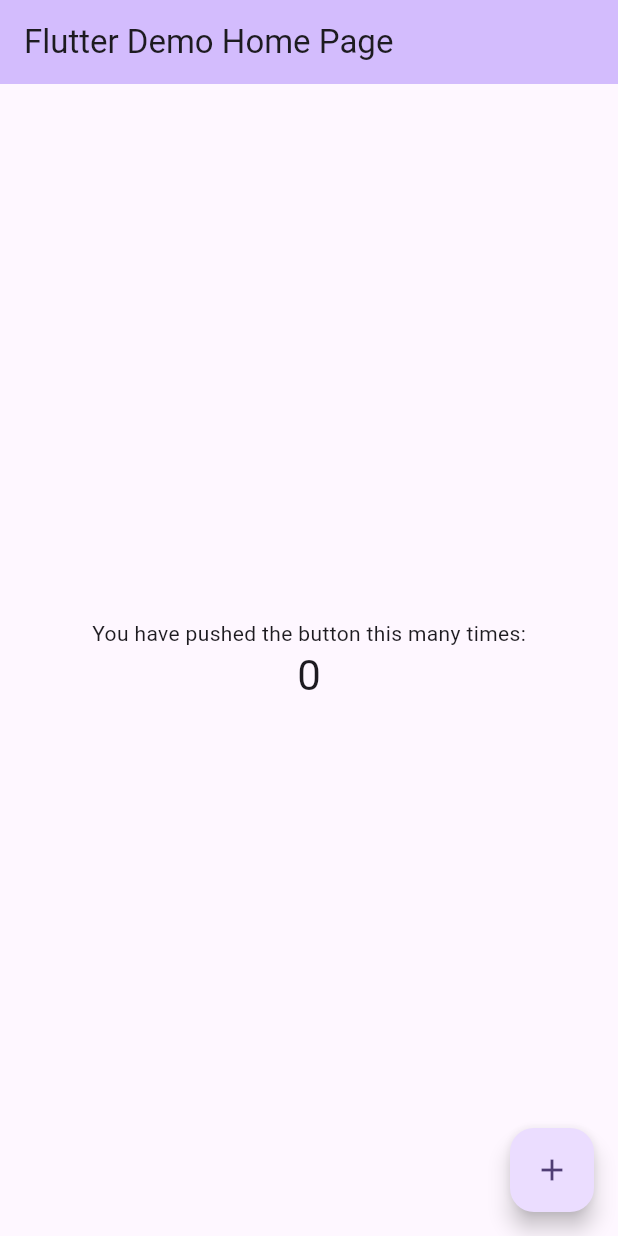
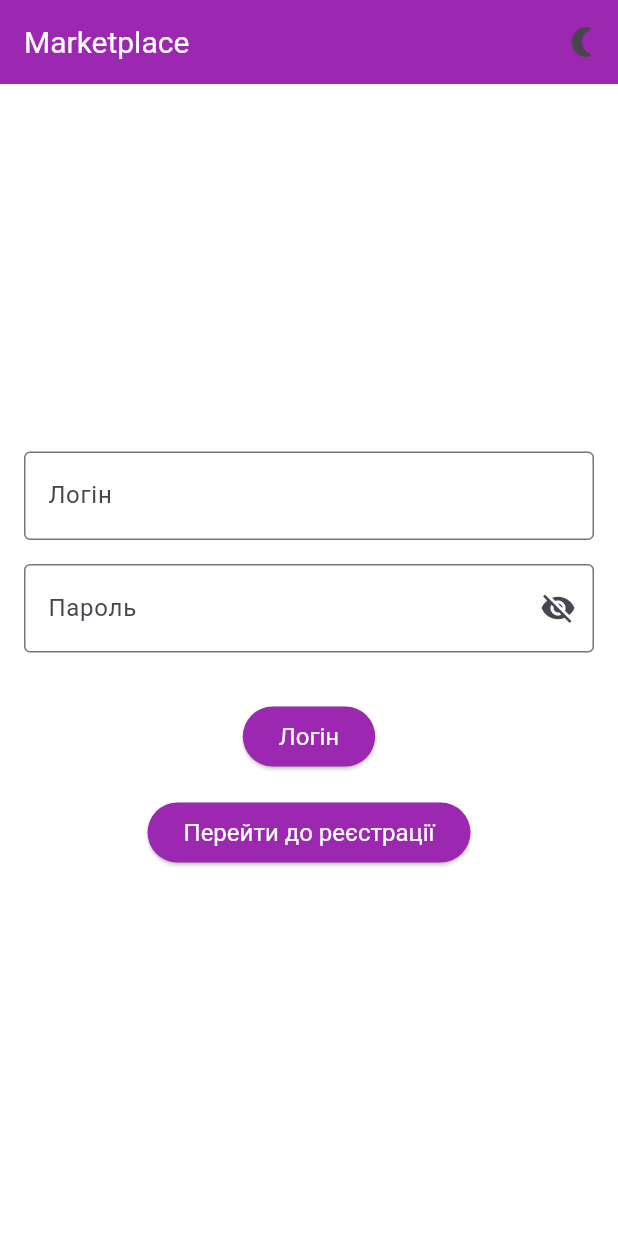
Before and after one commit to alexsukhrin/marketplace-ui, a Flutter app: the screen it shows after launch, on a phone screen of 412 x 824 dp. Run offline on Flutter 3.47's test engine with Material 3 defaults, Android fonts, the phone set to English and light mode, and no system bars.

Commit message:
main commit

```diff
--- a/lib/main.dart
+++ b/lib/main.dart
@@ -1,125 +1,51 @@
 import 'package:flutter/material.dart';
+import './src/ui/screens/login_screen.dart';
+import './src/ui/themes/app_theme.dart';
 
 void main() {
   runApp(const MyApp());
 }
 
-class MyApp extends StatelessWidget {
+class MyApp extends StatefulWidget {
   const MyApp({super.key});
 
-  // This widget is the root of your application.
   @override
-  Widget build(BuildContext context) {
-    return MaterialApp(
-      title: 'Flutter Demo',
-      theme: ThemeData(
-        // This is the theme of your application.
-        //
-        // TRY THIS: Try running your application with "flutter run". You'll see
-        // the application has a purple toolbar. Then, without quitting the app,
-        // try changing the seedColor in the colorScheme below to Colors.green
-        // and then invoke "hot reload" (save your changes or press the "hot
-        // reload" button in a Flutter-supported IDE, or press "r" if you used
-        // the command line to start the app).
-        //
-        // Notice that the counter didn't reset back to zero; the application
-        // state is not lost during the reload. To reset the state, use hot
-        // restart instead.
-        //
-        // This works for code too, not just values: Most code changes can be
-        // tested with just a hot reload.
-        colorScheme: ColorScheme.fromSeed(seedColor: Colors.deepPurple),
-        useMaterial3: true,
-      ),
-      home: const MyHomePage(title: 'Flutter Demo Home Page'),
-    );
-  }
+  _MyAppState createState() => _MyAppState();
 }
 
-class MyHomePage extends StatefulWidget {
-  const MyHomePage({super.key, required this.title});
+class _MyAppState extends State<MyApp> {
+  bool _isDarkMode = false;
 
-  // This widget is the home page of your application. It is stateful, meaning
-  // that it has a State object (defined below) that contains fields that affect
-  // how it looks.
-
-  // This class is the configuration for the state. It holds the values (in this
-  // case the title) provided by the parent (in this case the App widget) and
-  // used by the build method of the State. Fields in a Widget subclass are
-  // always marked "final".
-
-  final String title;
-
-  @override
-  State<MyHomePage> createState() => _MyHomePageState();
-}
-
-class _MyHomePageState extends State<MyHomePage> {
-  int _counter = 0;
-
-  void _incrementCounter() {
+  void _toggleTheme() {
     setState(() {
-      // This call to setState tells the Flutter framework that something has
-      // changed in this State, which causes it to rerun the build method below
-      // so that the display can reflect the updated values. If we changed
-      // _counter without calling setState(), then the build method would not be
-      // called again, and so nothing would appear to happen.
-      _counter++;
+      _isDarkMode = !_isDarkMode;
     });
   }
 
   @override
   Widget build(BuildContext context) {
-    // This method is rerun every time setState is called, for instance as done
-    // by the _incrementCounter method above.
-    //
-    // The Flutter framework has been optimized to make rerunning build methods
-    // fast, so that you can just rebuild anything that needs updating rather
-    // than having to individually change instances of widgets.
+    return MaterialApp(
+      title: 'Flutter Demo',
+      theme: AppTheme.lightTheme(),
+      darkTheme: AppTheme.darkTheme(),
+      themeMode: _isDarkMode ? ThemeMode.dark : ThemeMode.light,
+      home: const LoginScreen(),
+      builder: (context, child) {
         return Scaffold(
           appBar: AppBar(
-        // TRY THIS: Try changing the color here to a specific color (to
-        // Colors.amber, perhaps?) and trigger a hot reload to see the AppBar
-        // change color while the other colors stay the same.
-        backgroundColor: Theme.of(context).colorScheme.inversePrimary,
-        // Here we take the value from the MyHomePage object that was created by
-        // the App.build method, and use it to set our appbar title.
-        title: Text(widget.title),
+            title: const Text('Marketplace'),
+            actions: [
+              IconButton(
+                icon: Icon(
+                  _isDarkMode ? Icons.wb_sunny : Icons.nightlight_round,
                 ),
-      body: Center(
-        // Center is a layout widget. It takes a single child and positions it
-        // in the middle of the parent.
-        child: Column(
-          // Column is also a layout widget. It takes a list of children and
-          // arranges them vertically. By default, it sizes itself to fit its
-          // children horizontally, and tries to be as tall as its parent.
-          //
-          // Column has various properties to control how it sizes itself and
-          // how it positions its children. Here we use mainAxisAlignment to
-          // center the children vertically; the main axis here is the vertical
-          // axis because Columns are vertical (the cross axis would be
-          // horizontal).
-          //
-          // TRY THIS: Invoke "debug painting" (choose the "Toggle Debug Paint"
-          // action in the IDE, or press "p" in the console), to see the
-          // wireframe for each widget.
-          mainAxisAlignment: MainAxisAlignment.center,
-          children: <Widget>[
-            const Text(
-              'You have pushed the button this many times:',
-            ),
-            Text(
-              '$_counter',
-              style: Theme.of(context).textTheme.headlineMedium,
+                onPressed: _toggleTheme,
               ),
             ],
           ),
-      ),
-      floatingActionButton: FloatingActionButton(
-        onPressed: _incrementCounter,
-        tooltip: 'Increment',
-        child: const Icon(Icons.add),
-      ), // This trailing comma makes auto-formatting nicer for build methods.
+          body: child!,
+        );
+      },
     );
   }
 }
--- /dev/null
+++ b/lib/src/ui/screens/login_screen.dart
@@ -0,0 +1,44 @@
+import 'package:flutter/material.dart';
+import '../widgets/login_field.dart';
+import '../widgets/password_field.dart';
+import '../widgets/custom_button.dart';
+import 'registration_screen.dart';
+
+class LoginScreen extends StatelessWidget {
+  const LoginScreen({super.key});
+
+  @override
+  Widget build(BuildContext context) {
+    return Scaffold(
+      body: Padding(
+        padding: const EdgeInsets.all(16.0),
+        child: Column(
+          mainAxisAlignment: MainAxisAlignment.center,
+          children: <Widget>[
+            const LoginField(),
+            const SizedBox(height: 16),
+            const PasswordField(),
+            const SizedBox(height: 32),
+            CustomButton(
+              text: 'Логін',
+              onPressed: () {
+                print('Логін');
+              },
+            ),
+            const SizedBox(height: 16),
+            CustomButton(
+              text: 'Перейти до реєстрації',
+              onPressed: () {
+                Navigator.push(
+                  context,
+                  MaterialPageRoute(
+                      builder: (context) => const RegistrationScreen()),
+                );
+              },
+            ),
+          ],
+        ),
+      ),
+    );
+  }
+}
--- /dev/null
+++ b/lib/src/ui/themes/app_theme.dart
@@ -0,0 +1,57 @@
+// lib/src/ui/themes/app_theme.dart
+import 'package:flutter/material.dart';
+
+class AppTheme {
+  static ThemeData lightTheme() {
+    return ThemeData(
+      primarySwatch: Colors.blue,
+      inputDecorationTheme: const InputDecorationTheme(
+        border: OutlineInputBorder(),
+        labelStyle: TextStyle(fontSize: 16),
+      ),
+      textTheme: const TextTheme(
+        bodyLarge: TextStyle(color: Colors.black, fontSize: 18),
+        bodyMedium: TextStyle(color: Colors.grey, fontSize: 14),
+      ),
+      elevatedButtonTheme: ElevatedButtonThemeData(
+        style: ElevatedButton.styleFrom(
+          backgroundColor: Colors.purple,
+          foregroundColor: Colors.white,
+          textStyle: const TextStyle(fontSize: 16),
+        ),
+      ),
+      scaffoldBackgroundColor: Colors.white,
+      appBarTheme: const AppBarTheme(
+        backgroundColor: Colors.purple,
+        titleTextStyle: TextStyle(color: Colors.white, fontSize: 20),
+      ),
+    );
+  }
+
+  static ThemeData darkTheme() {
+    return ThemeData(
+      brightness: Brightness.dark,
+      primarySwatch: Colors.blue,
+      inputDecorationTheme: const InputDecorationTheme(
+        border: OutlineInputBorder(),
+        labelStyle: TextStyle(fontSize: 16, color: Colors.white),
+      ),
+      textTheme: const TextTheme(
+        bodyLarge: TextStyle(color: Colors.white, fontSize: 18),
+        bodyMedium: TextStyle(color: Colors.white70, fontSize: 14),
+      ),
+      elevatedButtonTheme: ElevatedButtonThemeData(
+        style: ElevatedButton.styleFrom(
+          backgroundColor: Colors.blue,
+          foregroundColor: Colors.white,
+          textStyle: const TextStyle(fontSize: 16),
+        ),
+      ),
+      scaffoldBackgroundColor: Colors.black,
+      appBarTheme: const AppBarTheme(
+        backgroundColor: Colors.blue,
+        titleTextStyle: TextStyle(color: Colors.white, fontSize: 20),
+      ),
+    );
+  }
+}
--- /dev/null
+++ b/lib/src/ui/widgets/custom_button.dart
@@ -0,0 +1,20 @@
+import 'package:flutter/material.dart';
+
+class CustomButton extends StatelessWidget {
+  final String text;
+  final VoidCallback onPressed;
+
+  const CustomButton({
+    required this.text,
+    required this.onPressed,
+    super.key,
+  });
+
+  @override
+  Widget build(BuildContext context) {
+    return ElevatedButton(
+      onPressed: onPressed,
+      child: Text(text),
+    );
+  }
+}
--- /dev/null
+++ b/lib/src/ui/widgets/login_field.dart
@@ -0,0 +1,15 @@
+import 'package:flutter/material.dart';
+
+class LoginField extends StatelessWidget {
+  const LoginField({super.key});
+
+  @override
+  Widget build(BuildContext context) {
+    return const TextField(
+      decoration: InputDecoration(
+        labelText: 'Логін',
+        border: OutlineInputBorder(),
+      ),
+    );
+  }
+}
--- /dev/null
+++ b/lib/src/ui/widgets/password_field.dart
@@ -0,0 +1,32 @@
+import 'package:flutter/material.dart';
+
+class PasswordField extends StatefulWidget {
+  const PasswordField({super.key});
+
+  @override
+  _PasswordFieldState createState() => _PasswordFieldState();
+}
+
+class _PasswordFieldState extends State<PasswordField> {
+  bool _passwordVisible = false;
+
+  @override
+  Widget build(BuildContext context) {
+    return TextField(
+      obscureText: !_passwordVisible,
+      decoration: InputDecoration(
+        labelText: 'Пароль',
+        border: const OutlineInputBorder(),
+        suffixIcon: IconButton(
+          icon:
+              Icon(_passwordVisible ? Icons.visibility : Icons.visibility_off),
+          onPressed: () {
+            setState(() {
+              _passwordVisible = !_passwordVisible;
+            });
+          },
+        ),
+      ),
+    );
+  }
+}
```
Also changed, not shown: lib/src/ui/screens/registration_screen.dart (added, +149 -0 lines), lib/src/utils/validators.dart (added, +25 -0 lines), lib/src/ui/providers/form_provider.dart (added). Lines whose indentation alone changed are shown as unchanged.
